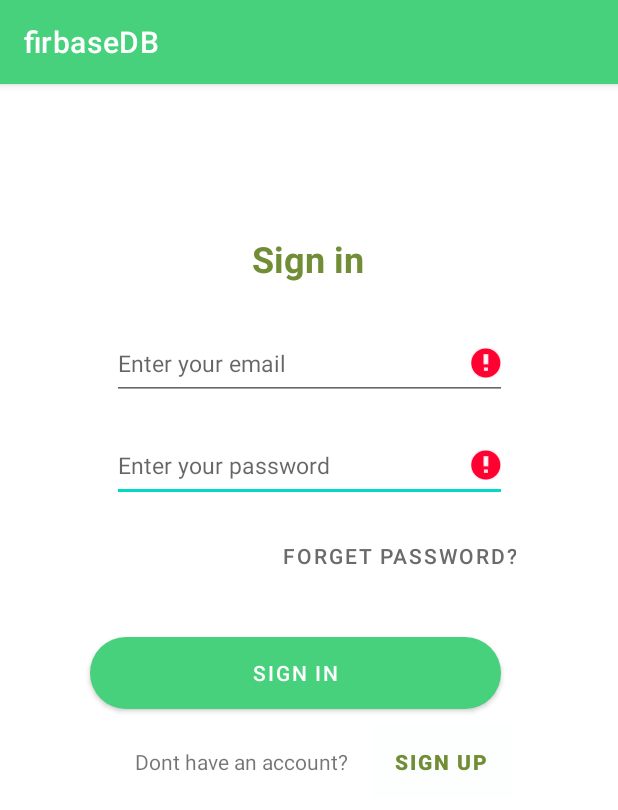
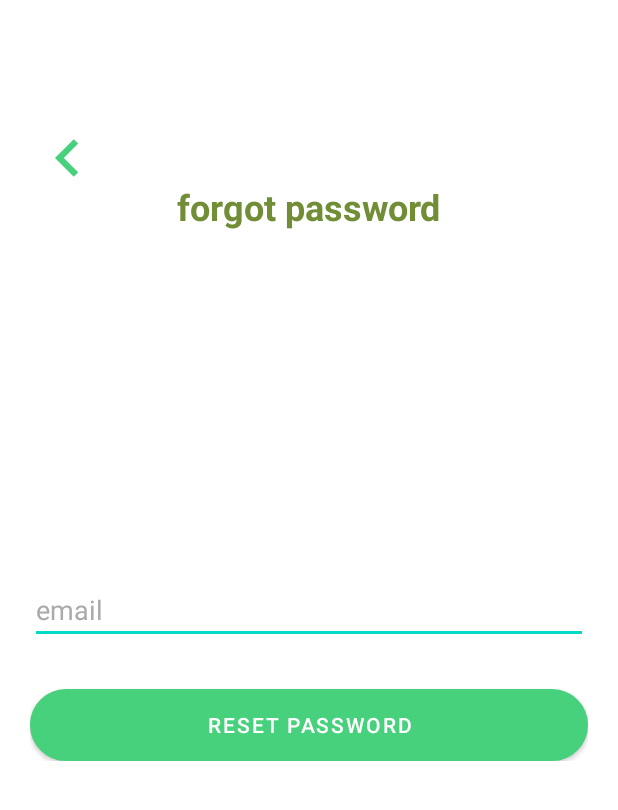
Before and after one commit to leenaO/Project, an Android app: the screen it shows after launch (SignIn before the commit, forgetpassword after it), after a tap on "FORGET PASSWORD?", on a phone screen of 412 x 824 dp. Shown: the top 810 px of the screen. Run offline under Robolectric (Android 15) with nearby library versions, the phone set to English and light mode, and no system bars; our stand-ins replace Firebase (no records; nobody signed in at launch, a user with empty details on screens opened directly); 1 other tap on this screen came first.

Commit message:
edit sing in just hied top bar create forget password some edit in class healthinfo

```diff
--- a/app/src/main/java/com/example/firbasedb/Forgetpassword.java
+++ /dev/null
@@ -1,5 +0,0 @@
-package com.example.firbasedb;
-
-class Forgetpassword {
-
-}
--- a/app/src/main/java/com/example/firbasedb/SignIn.java
+++ b/app/src/main/java/com/example/firbasedb/SignIn.java
@@ -29,15 +29,14 @@ public class SignIn extends AppCompatActivity {
 
     Button signIn, signUp , forgetPassButton;
     EditText Email,pass;
-    TextView textView;
     FirebaseAuth firebaseAuth;
     ProgressDialog progressDialog;
     String email,password;
-
     @Override
     protected void onCreate(Bundle savedInstanceState) {
         super.onCreate(savedInstanceState);
         setContentView(R.layout.activity_sign_in);
+        getSupportActionBar().hide();
         signIn = findViewById(R.id.signInButton);
         signUp = findViewById(R.id.signUptButton);
         Email = findViewById(R.id.userName);
@@ -57,7 +56,7 @@ public class SignIn extends AppCompatActivity {
         forgetPassButton.setOnClickListener(new View.OnClickListener() {
             @Override
             public void onClick(View view) {
-                //  startActivity(new Intent(SignIn.this, Forgetpassword.class));
+                startActivity(new Intent(SignIn.this, forgetpassword.class));
             }
         });
         signIn.setOnClickListener(new View.OnClickListener() {
--- /dev/null
+++ b/app/src/main/java/com/example/firbasedb/forgetpassword.java
@@ -0,0 +1,101 @@
+package com.example.firbasedb;
+
+import androidx.annotation.NonNull;
+import androidx.appcompat.app.AppCompatActivity;
+
+import android.app.ProgressDialog;
+import android.content.Intent;
+import android.os.Bundle;
+import android.text.TextUtils;
+import android.util.Patterns;
+import android.view.View;
+import android.widget.Button;
+import android.widget.EditText;
+import android.widget.ProgressBar;
+import android.widget.Toast;
+
+import com.google.android.gms.tasks.OnCompleteListener;
+import com.google.android.gms.tasks.Task;
+import com.google.firebase.auth.FirebaseAuth;
+import com.google.firebase.auth.FirebaseUser;
+
+public class forgetpassword extends AppCompatActivity {
+    private EditText Email;
+
+    private Button Reset, Back;
+
+    private FirebaseAuth auth;
+
+    private ProgressDialog progressDialog;
+
+
+    @Override
+    protected void onCreate(Bundle savedInstanceState) {
+        super.onCreate(savedInstanceState);
+        setContentView(R.layout.activity_forgetpassword);
+        getSupportActionBar().hide();
+
+            Email = (EditText) findViewById(R.id.email);
+
+            Reset = (Button) findViewById(R.id.btn_reset_password);
+
+            Back = (Button) findViewById(R.id.btn_back);
+
+        progressDialog = new ProgressDialog(this);
+        progressDialog.setTitle("pleas wait");
+        progressDialog.setCanceledOnTouchOutside(false);
+
+            auth = FirebaseAuth.getInstance();
+            Back.setOnClickListener(new View.OnClickListener() {
+                @Override
+                public void onClick(View v) {
+
+                    finish();
+                }
+            });
+
+            Reset.setOnClickListener(new View.OnClickListener() {
+                @Override
+                public void onClick(View v) {
+
+                    progressDialog.setMessage("Loading");
+                    progressDialog.show();
+                    String email = Email.getText().toString().trim();
+
+                    if (TextUtils.isEmpty(email)) {
+                        progressDialog.dismiss();
+                        Email.setError( "Enter your registered email");
+                        return;
+                    }
+                    if(!Patterns.EMAIL_ADDRESS.matcher(email).matches()){
+                        progressDialog.dismiss();
+                        Toast.makeText(getApplicationContext(), "Fields email pattern", Toast.LENGTH_LONG).show();
+                        return;
+
+
+                    }
+
+
+                    auth.sendPasswordResetEmail(email)
+
+                            .addOnCompleteListener(new OnCompleteListener<Void>() {
+                                @Override
+                                public void onComplete(@NonNull Task<Void> task) {
+                                    if (task.isSuccessful()) {
+                                        FirebaseUser currentUser = auth.getCurrentUser();
+                                        if(currentUser != null) {
+                                            Toast.makeText(forgetpassword.this, "We have sent you instructions to reset your password!", Toast.LENGTH_LONG).show();
+                                            startActivity(new Intent(forgetpassword.this,SignIn.class));
+                                        }
+                                    } else {
+                                        Toast.makeText(forgetpassword.this, "Failed to send reset email!", Toast.LENGTH_SHORT).show();
+                                    }
+                                    progressDialog.dismiss();
+
+                                }
+                            });
+                }
+            });
+        }
+
+    }
--- /dev/null
+++ b/app/src/main/res/layout/activity_forgetpassword.xml
@@ -0,0 +1,74 @@
+<?xml version="1.0" encoding="utf-8"?>
+<androidx.constraintlayout.widget.ConstraintLayout
+    xmlns:android="http://schemas.android.com/apk/res/android"
+    xmlns:app="http://schemas.android.com/apk/res-auto"
+    xmlns:tools="http://schemas.android.com/tools"
+    android:layout_width="match_parent"
+    android:layout_height="match_parent"
+    tools:context=".forgetpassword">
+
+    <LinearLayout
+        android:id="@+id/linearLayout2"
+        android:layout_width="fill_parent"
+        android:layout_height="wrap_content"
+        android:gravity="center"
+        android:orientation="vertical"
+        android:padding="20dp"
+        app:layout_constraintBottom_toBottomOf="parent"
+        app:layout_constraintEnd_toEndOf="parent"
+        app:layout_constraintHorizontal_bias="0.0"
+        app:layout_constraintStart_toStartOf="parent"
+        app:layout_constraintTop_toTopOf="parent"
+        app:layout_constraintVertical_bias="0.172">
+
+        <Button
+            android:id="@+id/btn_back"
+            android:layout_width="50dp"
+            android:layout_height="50dp"
+            android:layout_gravity="top|left"
+            android:layout_marginStart="0dp"
+            android:layout_marginTop="0dp"
+            android:layout_marginRight="0dp"
+            android:layout_marginBottom="-20dp"
+            android:background="@drawable/ic_keyboard_arrow_left_black_24dp" />
+
+
+        <TextView
+            android:layout_width="wrap_content"
+            android:layout_height="wrap_content"
+            android:layout_gravity="center|top"
+            android:layout_marginBottom="200dp"
+            android:padding="10dp"
+            android:text="forgot password"
+            android:textColor="#718E37"
+            android:textSize="24dp"
+            android:textStyle="bold" />
+
+
+        <EditText
+            android:id="@+id/email"
+            android:layout_width="match_parent"
+            android:layout_height="wrap_content"
+            android:layout_marginTop="20dp"
+            android:layout_marginBottom="10dp"
+            android:gravity="left"
+            android:hint="email"
+            android:imeOptions="actionDone"
+            android:inputType="textEmailAddress"
+            android:textColor="@android:color/black"
+            android:textColorHint="@android:color/darker_gray" />
+
+
+        <Button
+            android:id="@+id/btn_reset_password"
+            android:layout_width="fill_parent"
+            android:layout_height="wrap_content"
+            android:layout_marginTop="20dip"
+            android:background="@drawable/custom_button"
+            android:text="reset password"
+            android:textColor="@android:color/white" />
+
+
+    </LinearLayout>
+
+</androidx.constraintlayout.widget.ConstraintLayout>
```
Also changed, not shown: app/src/main/AndroidManifest.xml (+6 -3 lines), app/src/main/java/com/example/firbasedb/healthinfo.java (+11 -24 lines), app/src/main/res/layout/activity_add_recipe_page.xml (+83 -47 lines).
